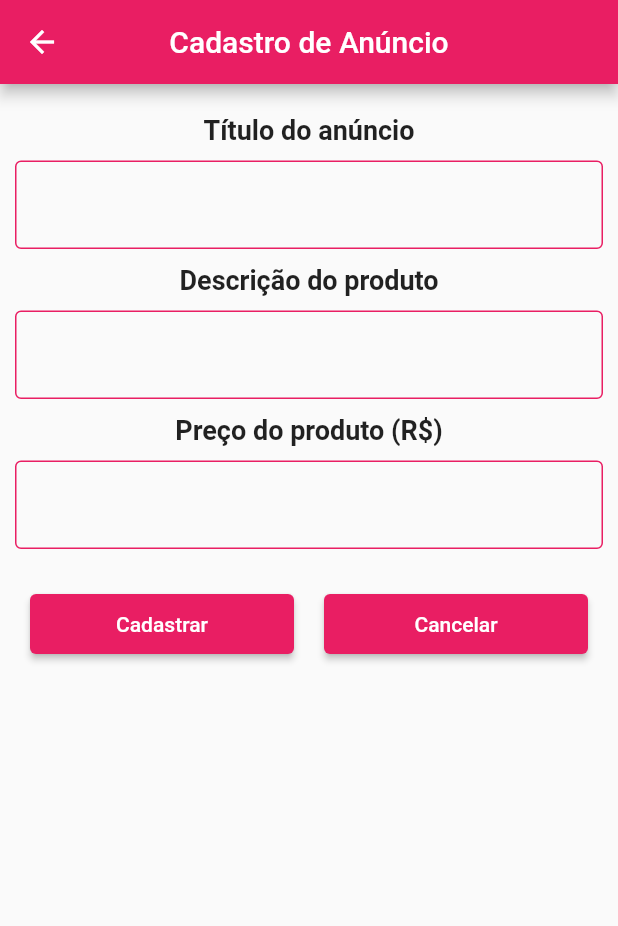
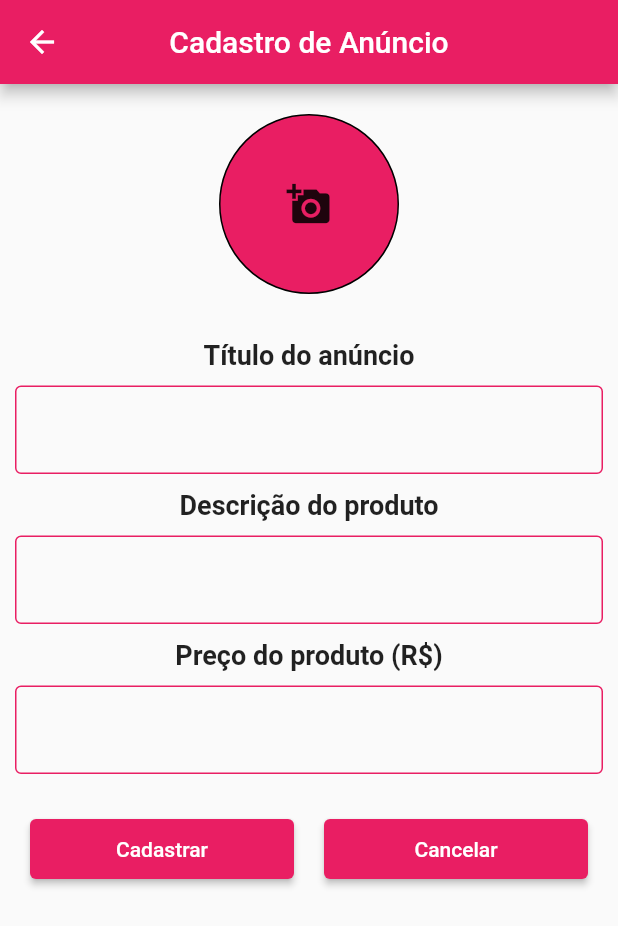
Before and after one commit to davidlr0/Flutter, a Flutter app: the CadastroScreen screen opened directly, on a phone screen of 412 x 824 dp. Shown: the top 926 px of the screen. Run offline on Flutter 3.47's test engine with Material 2 defaults, Android fonts, the phone set to English and light mode, and no system bars; our stand-ins replace image_picker; missing offline and left inert: dart:ffi.

Commit message:
Add files via upload

```diff
--- a/app_anuncios/lib/models/anuncio.dart
+++ b/app_anuncios/lib/models/anuncio.dart
@@ -1,8 +1,11 @@
 import 'dart:ffi';
+
+import 'dart:io';
 
 class Anuncio {
   String titulo, descricao;
   double preco;
+  File image;
 
-  Anuncio(this.titulo, this.descricao, this.preco);
+  Anuncio(this.titulo, this.descricao, this.preco, this.image);
 }
--- a/app_anuncios/lib/screens/cadastro_screen.dart
+++ b/app_anuncios/lib/screens/cadastro_screen.dart
@@ -1,5 +1,8 @@
+import 'dart:io';
+
 import 'package:app_anuncios/models/anuncio.dart';
 import 'package:flutter/material.dart';
+import 'package:image_picker/image_picker.dart';
 
 class CadastroScreen extends StatefulWidget {
   Anuncio ads;
@@ -15,6 +18,7 @@ class _CadastroScreenState extends State<CadastroScreen> {
   final TextEditingController _descricaoController = TextEditingController();
   final TextEditingController _precoController = TextEditingController();
   final GlobalKey<FormState> _formKey = GlobalKey<FormState>();
+  File _image;
   Anuncio ads;
 
   @override
@@ -25,6 +29,7 @@ class _CadastroScreenState extends State<CadastroScreen> {
         _tituloController.text = widget.ads.titulo;
         _descricaoController.text = widget.ads.descricao;
         _precoController.text = widget.ads.preco.toString();
+        _image = widget.ads.image;
       });
     }
   }
@@ -40,6 +45,36 @@ class _CadastroScreenState extends State<CadastroScreen> {
         key: _formKey,
         child: Column(
           children: [
+            GestureDetector(
+              child: Container(
+                margin: EdgeInsets.fromLTRB(0, 20, 0, 10),
+                width: 120,
+                height: 120,
+                decoration: BoxDecoration(
+                  color: Theme.of(context).primaryColor,
+                  border: Border.all(width: 1),
+                  shape: BoxShape.circle,
+                ),
+                child: _image == null
+                    ? Icon(
+                        Icons.add_a_photo,
+                        size: 30,
+                      )
+                    : ClipOval(
+                        child: Image.file(_image),
+                      ),
+              ),
+              onTap: () async {
+                final picker = ImagePicker();
+                final pickedFile =
+                    await picker.getImage(source: ImageSource.camera);
+                if (pickedFile != null) {
+                  setState(() {
+                    _image = File(pickedFile.path);
+                  });
+                }
+              },
+            ),
             Container(
               child: Text(
                 "Título do anúncio",
@@ -127,6 +162,7 @@ class _CadastroScreenState extends State<CadastroScreen> {
                             _tituloController.text,
                             _descricaoController.text,
                             double.parse(_precoController.text),
+                            _image,
                           );
                           Navigator.pop(context, ads);
                         }
```
Also changed, not shown: app_anuncios/lib/screens/home_screen.dart (+71 -2 lines).
